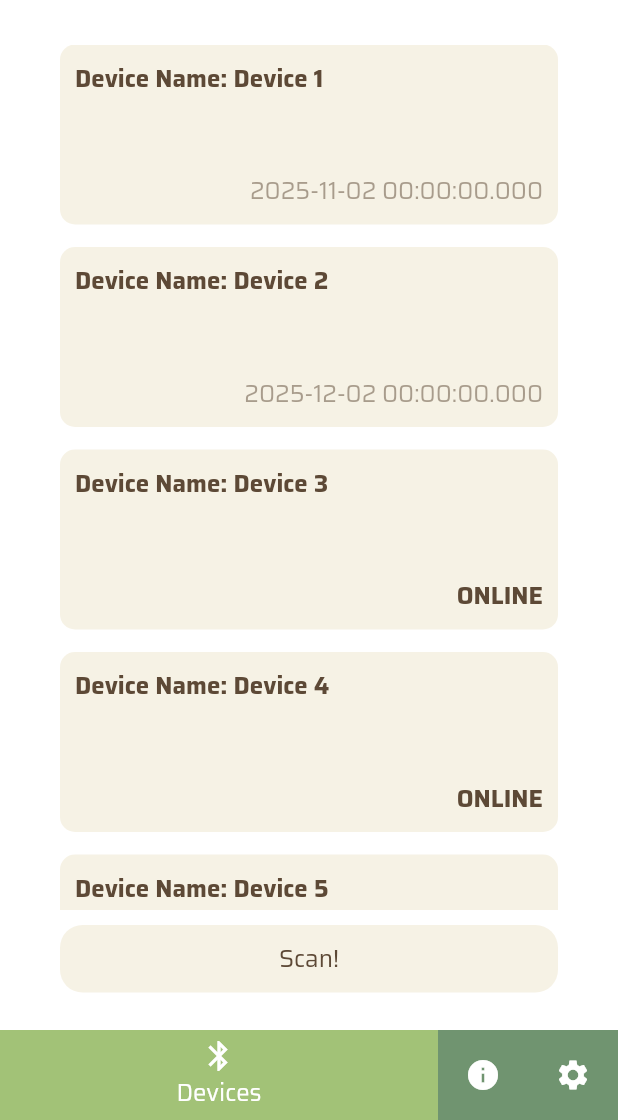
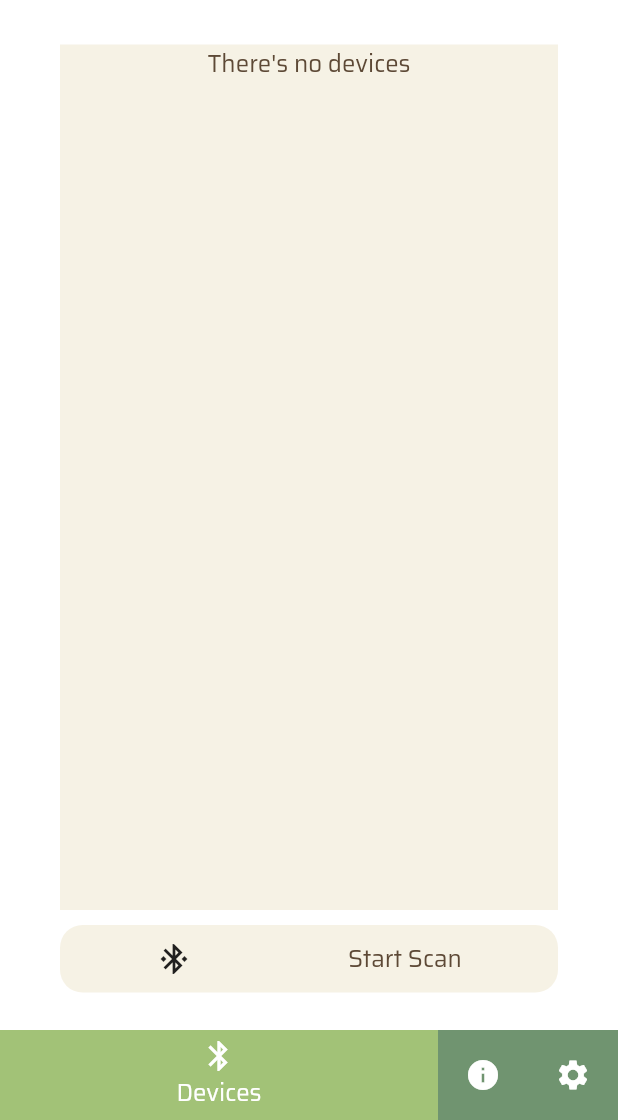
Before and after one commit to iwansal64/eunoia_app, a Flutter app: the screen it shows after launch, on a phone screen of 412 x 824 dp, the part 116-1236 px from its top. Run offline on Flutter 3.47's test engine with Material 3 defaults, Android fonts, the light colour scheme and no system bars; our stand-ins replace flutter_blue_plus, google_fonts, logger, permission_handler.

Commit message:
[half] Bluetooth Scanning

```diff
--- a/lib/components/device/device_list.dart
+++ b/lib/components/device/device_list.dart
@@ -1,27 +1,50 @@
+import 'package:eunoia_app/hooks/use_bluetooth_state.dart';
 import 'package:flutter/material.dart';
+import 'package:flutter_blue_plus/flutter_blue_plus.dart';
+import 'package:logger/logger.dart';
 
 class DeviceList extends StatelessWidget {
-  const DeviceList({ super.key });
+  const DeviceList({super.key});
 
   @override
   Widget build(BuildContext context) {
-
     return Container(
       alignment: Alignment.topCenter,
-      child: SingleChildScrollView(
-        child: Column(
+      child: LayoutBuilder(
+        builder: (BuildContext context, BoxConstraints constraints) {
+          return SingleChildScrollView(
+            child: ListenableBuilder(
+              listenable: UseBluetoothState.scanResults,
+              builder: (BuildContext context, _) {
+                if (UseBluetoothState.scanResults.value.isNotEmpty) {
+                  return Column(
                     spacing: 15,
-          children: [
-            DeviceCard(deviceName: "Device 1", lastSeen: DateTime(2025, 11, 2),),
-            DeviceCard(deviceName: "Device 2", lastSeen: DateTime(2025, 12, 2),),
-            DeviceCard(deviceName: "Device 3",),
-            DeviceCard(deviceName: "Device 4",),
-            DeviceCard(deviceName: "Device 5",),
-            DeviceCard(deviceName: "Device 6",),
-            DeviceCard(deviceName: "Device 7", lastSeen: DateTime(2025, 12, 2),),
-            DeviceCard(deviceName: "Device 8",),
-          ],
+                    children: UseBluetoothState.scanResults.value.map((
+                      scanResult,
+                    ) {
+                      return DeviceCard(
+                        deviceName: scanResult.device.platformName,
+                        bluetoothDevice: scanResult.device,
+                      );
+                    }).toList(),
+                  );
+                }
+
+                return SizedBox(
+                  width: constraints.maxWidth,
+                  height: constraints.maxHeight,
+                  child: Container(
+                    alignment: Alignment.topCenter,
+                    decoration: BoxDecoration(
+                      color: Color.fromARGB(255, 246, 242, 229),
                     ),
+                    child: const Text("There's no devices"),
+                  ),
+                );
+              },
+            ),
+          );
+        },
       ),
     );
   }
@@ -30,8 +53,24 @@ class DeviceList extends StatelessWidget {
 class DeviceCard extends StatelessWidget {
   final String deviceName;
   final DateTime? lastSeen;
+  final BluetoothDevice bluetoothDevice;
 
-  const DeviceCard({ super.key, required this.deviceName, this.lastSeen });
+  Future<void> connectToDevice() async {
+    final Logger logger = Logger();
+
+    try {
+      await bluetoothDevice.connect(license: License.free, autoConnect: true);
+    } catch (e) {
+      logger.e('[Bluetooth] Error connecting: $e');
+    }
+  }
+
+  const DeviceCard({
+    super.key,
+    required this.deviceName,
+    required this.bluetoothDevice,
+    this.lastSeen,
+  });
 
   @override
   Widget build(BuildContext context) {
@@ -51,34 +90,25 @@ class DeviceCard extends StatelessWidget {
                 alignment: Alignment.topLeft,
                 child: Text(
                   "Device Name: $deviceName",
-                  style: TextStyle(
-                    fontWeight: FontWeight.bold
-                  ),
+                  style: TextStyle(fontWeight: FontWeight.bold),
                 ),
               ),
               Spacer(),
-              (lastSeen != null ? (
-                Container(
+              (lastSeen != null
+                  ? (Container(
                       alignment: Alignment.bottomRight,
                       child: Opacity(
                         opacity: 0.5,
-                    child: Text(
-                      lastSeen.toString(),
+                        child: Text(lastSeen.toString()),
                       ),
-                  ),
-                )
-              ) : (
-                Container(
+                    ))
+                  : (Container(
                       alignment: Alignment.bottomRight,
                       child: const Text(
                         "ONLINE",
-                    style: TextStyle(
-                      fontWeight: FontWeight.bold
+                        style: TextStyle(fontWeight: FontWeight.bold),
                       ),
-                  ),
-                )
-              )
-              ),
+                    ))),
             ],
           ),
         ),
--- a/lib/components/device/scan_device.dart
+++ b/lib/components/device/scan_device.dart
@@ -1,5 +1,7 @@
 import 'package:eunoia_app/hooks/use_bluetooth_state.dart';
+import 'package:eunoia_app/util/permission.dart';
 import 'package:flutter/material.dart';
+import 'package:flutter_blue_plus/flutter_blue_plus.dart';
 import 'package:logger/web.dart';
 
 class ScanDeviceButton extends StatelessWidget {
@@ -9,15 +11,40 @@ class ScanDeviceButton extends StatelessWidget {
   Widget build(BuildContext context) {
     final logger = Logger();
 
-    void scan() async {
+    Future<void> startScan() async {
+      // Check bluetooth permission
+      if(!(await checkBluetoothPermission())) return;
+
+      // If it's currently scanning
       if(UseBluetoothState.scanState.value) return;
-
-      logger.i("SCANNING..");
       UseBluetoothState.setScanState(true);
 
-      await Future.delayed(Duration(seconds: 2));
+      // Reset the scanning result
+      UseBluetoothState.resetScanResult();
 
+      // If not scanning, start scanning
+      if(!FlutterBluePlus.isScanningNow) {
+        await FlutterBluePlus.startScan();
+      }
+
+      // Listen to scan results
+      FlutterBluePlus.scanResults.listen((results) {
+        UseBluetoothState.setScanResult(results.toSet());
+        logger.i(results);
+      });
+
+      // Wait for scanning to stop
+      await Future.delayed(Duration(seconds: 4));
+      UseBluetoothState.resetScanResult();
+    }
+
+    void stopScan() async {
+      if(!UseBluetoothState.scanState.value) return;
       UseBluetoothState.setScanState(false);
+
+      if(FlutterBluePlus.isScanningNow) {
+        FlutterBluePlus.stopScan();
+      }
     }
 
     return ListenableBuilder(
@@ -25,9 +52,7 @@ class ScanDeviceButton extends StatelessWidget {
       builder: (BuildContext context, _) {
 
         return GestureDetector(
-          onTap: UseBluetoothState.scanState.value ? () {} : scan,
-          child: Opacity(
-            opacity: UseBluetoothState.scanState.value ? 0.5 : 1,
+          onTap: UseBluetoothState.scanState.value ? stopScan : startScan,
           child: Container(
             alignment: Alignment.center,
             decoration: BoxDecoration(
@@ -36,7 +61,17 @@ class ScanDeviceButton extends StatelessWidget {
             ),
             child: Padding(
               padding: EdgeInsets.symmetric(vertical: 10, horizontal: 30),
-                child: const Text("Scan!"),
+              child: Center(
+                child: FractionallySizedBox(
+                  widthFactor: 0.75,
+                  child: Row(
+                    mainAxisAlignment: MainAxisAlignment.spaceBetween,
+                    children: [
+                      Icon(UseBluetoothState.scanState.value ? Icons.bluetooth_disabled_outlined : Icons.bluetooth_connected_outlined),
+                      Text(UseBluetoothState.scanState.value ? "Stop Scan" : "Start Scan")
+                    ],
+                  ),
+                )
               ),
             ),
           ),
--- a/lib/components/globals/navbar.dart
+++ b/lib/components/globals/navbar.dart
@@ -6,14 +6,14 @@ class Navbar extends StatelessWidget {
 
   @override
   Widget build(BuildContext context) {
-    return ListenableBuilder(
-      listenable: UsePageState.pageState,
-      builder: (BuildContext context, _) {
       return Container(
         alignment: Alignment.center,
         child: SizedBox(
           height: 60,
-            child: Row(
+          child: ListenableBuilder(
+            listenable: UsePageState.pageState,
+            builder: (BuildContext context, _) {
+              return Row(
                 children: [
                   Expanded(
                     child: GestureDetector(
@@ -28,7 +28,7 @@ class Navbar extends StatelessWidget {
                         child: Column(
                           mainAxisAlignment: MainAxisAlignment.center,
                           children: [
-                          Icon(Icons.bluetooth, color: Colors.white,),
+                            Icon(Icons.bluetooth, color: Colors.white),
                             const Text(
                               "Devices",
                               style: TextStyle(
@@ -81,10 +81,10 @@ class Navbar extends StatelessWidget {
                     )
                   ),
                 ],
+              );
+            },
         ),
       ),
     );
   }
-    );
 }
-}
--- a/lib/main.dart
+++ b/lib/main.dart
@@ -1,19 +1,32 @@
 import 'package:eunoia_app/components/device/device.dart';
 import 'package:eunoia_app/components/information/information.dart';
 import 'package:eunoia_app/components/setting/setting.dart';
+import 'package:eunoia_app/util/permission.dart';
 import 'package:flutter/material.dart';
 import 'package:google_fonts/google_fonts.dart';
 import 'package:eunoia_app/components/globals/navbar.dart';
 import 'package:eunoia_app/hooks/use_page_state.dart';
+import 'package:permission_handler/permission_handler.dart';
 
 void main() {
   runApp(const MyApp());
 }
 
-class MyApp extends StatelessWidget {
+class MyApp extends StatefulWidget {
   const MyApp({super.key});
 
-  // This widget is the root of your application.
+  @override
+  State<StatefulWidget> createState() => _MyAppState();
+}
+
+class _MyAppState extends State<MyApp> {
+
+  @override
+  void initState() {
+    super.initState();
+    checkBluetoothPermission();
+  }
+
   @override
   Widget build(BuildContext context) {
     return MaterialApp(
--- a/pubspec.yaml
+++ b/pubspec.yaml
@@ -36,6 +36,8 @@ dependencies:
   cupertino_icons: ^1.0.8
   google_fonts: ^6.3.2
   logger: ^2.6.2
+  flutter_blue_plus: ^2.0.0
+  permission_handler: ^12.0.1
 
 dev_dependencies:
   flutter_test:
```
Also changed, not shown: lib/hooks/use_bluetooth_state.dart (+10 -0 lines), lib/util/permission.dart (added, +11 -0 lines), pubspec.lock, 4 other files. Lines whose indentation alone changed are shown as unchanged.
